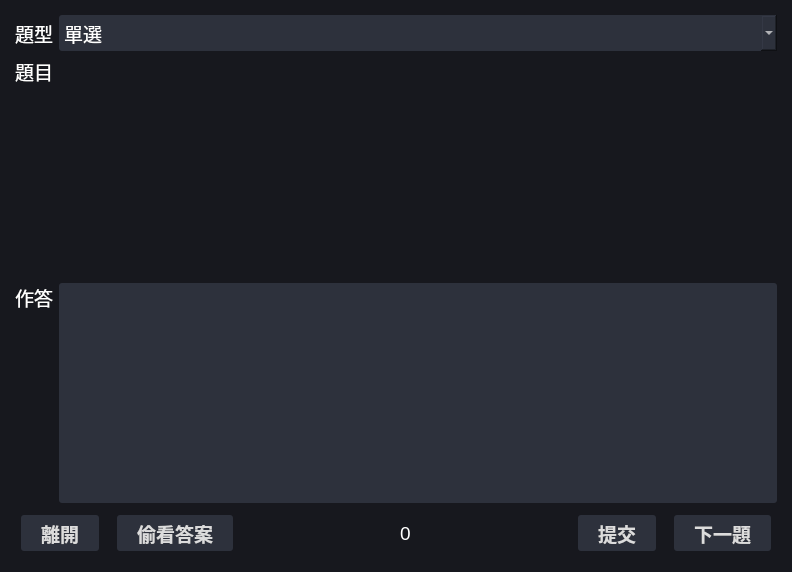
This is UI/QtUI.ui in zombie5454/intro-to-oop-py-final as Qt 5 draws it before an edit. The edited form follows.
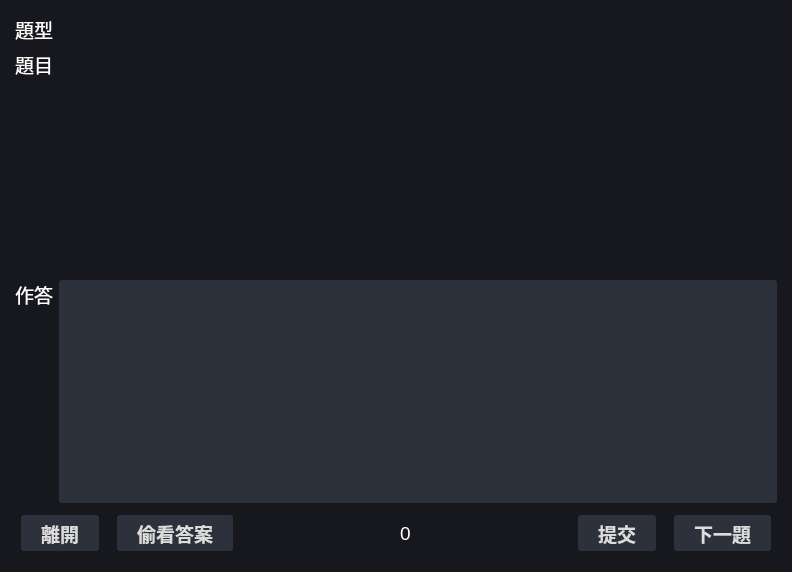
This is the edited form. The open tabs and pages were chosen to show the change.

Commit message: exam page view+UI

Diff of the .ui file:
```diff
--- a/UI/QtUI.ui
+++ b/UI/QtUI.ui
@@ -824,25 +824,10 @@
             </widget>
            </item>
            <item row="0" column="2">
-            <widget class="QComboBox" name="comboBox">
-             <property name="currentText">
-              <string>單選</string>
+            <widget class="QLabel" name="examQuestionType">
+             <property name="text">
+              <string/>
              </property>
-             <item>
-              <property name="text">
-               <string>單選</string>
-              </property>
-             </item>
-             <item>
-              <property name="text">
-               <string>多選</string>
-              </property>
-             </item>
-             <item>
-              <property name="text">
-               <string>填充</string>
-              </property>
-             </item>
             </widget>
            </item>
           </layout>
```
Left out of the diff: 30 changed lines with no effect on the pictures. The commit also changes 2 other files.
